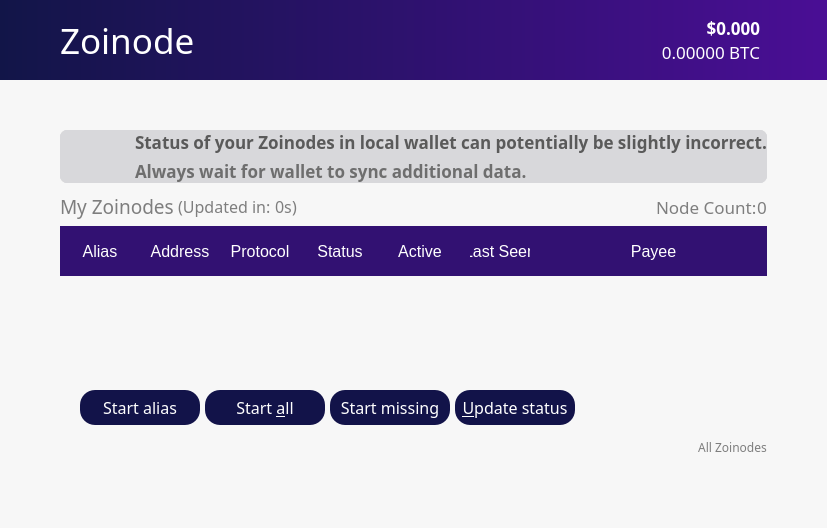
Above: src/qt/forms/zoinodes.ui from noirofficial/noir before the change. Below: the same form after it.
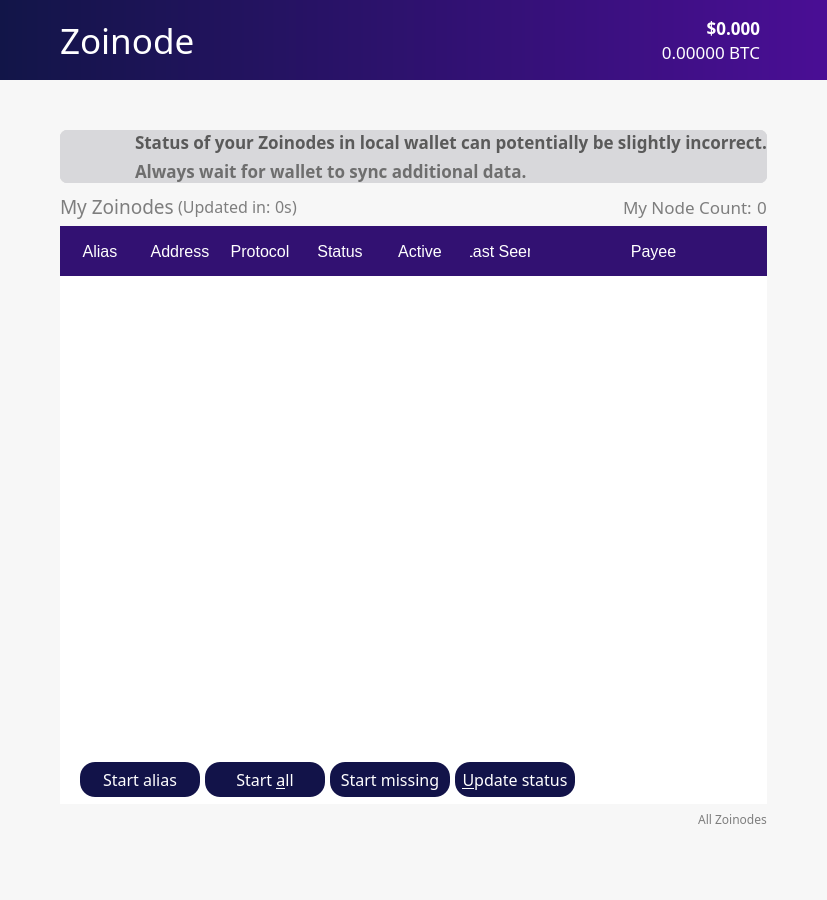
That is the form after the change. Icons and pictures are not drawn.

Diff of the .ui file:
```diff
--- a/src/qt/forms/zoinodes.ui
+++ b/src/qt/forms/zoinodes.ui
@@ -7,7 +7,7 @@
     <x>0</x>
     <y>0</y>
     <width>689</width>
-    <height>528</height>
+    <height>900</height>
    </rect>
   </property>
   <property name="sizePolicy">
@@ -987,7 +987,7 @@
                <string notr="true">color: rgb(126, 126, 126);</string>
               </property>
               <property name="text">
-               <string>Node Count:</string>
+               <string>My Node Count: </string>
               </property>
              </widget>
             </item>
@@ -1012,7 +1012,7 @@
           <item>
            <widget class="QFrame" name="frame_2">
             <property name="styleSheet">
-             <string notr="true">border: 0;</string>
+             <string notr="true">border: 0; background-color:white;</string>
             </property>
             <property name="frameShape">
              <enum>QFrame::StyledPanel</enum>
@@ -1131,6 +1131,11 @@
                      <property name="styleSheet">
                       <string notr="true">QHeaderView::section {height:50; width: 100;border: none; background-color: #321172 ; color: white; font-size: 12pt;padding-left: 10; padding-right:10; } QHeaderView::down-arrow { image: url(:/icons/txdown); width: 16px; height: 16px; } QHeaderView::up-arrow { image: url(:/icons/txup); width: 16px; height: 16px; }
 
+QTableView{
+alternate-background-color: #EAE6F1;
+background-color: white;
+}
+
 QScrollBar:horizontal {
             border: 0px solid;
             background: transparent;
```
